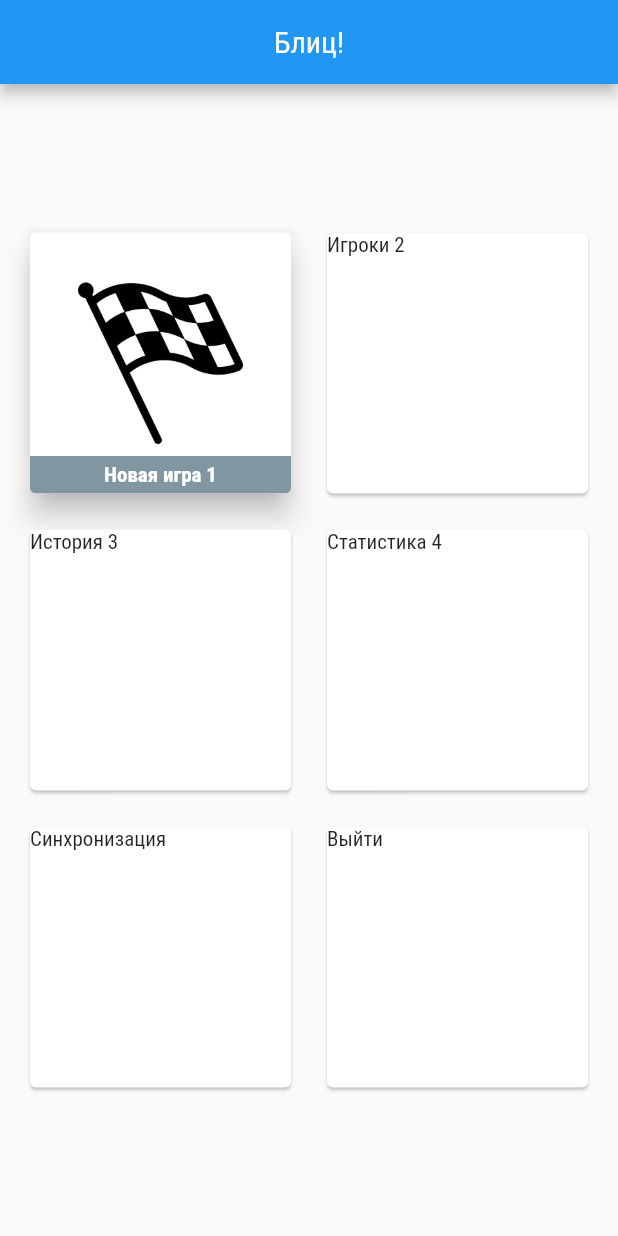
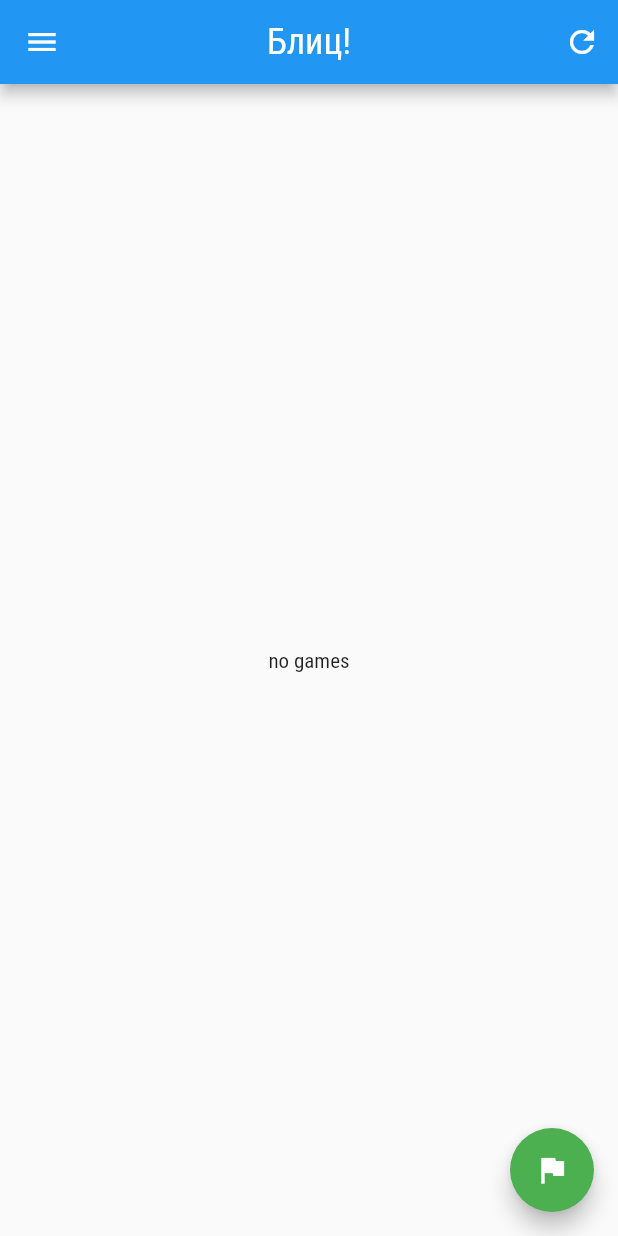
Before and after one commit to dtevgeny/blitz_stat, a Flutter app: the screen it shows after launch, on a phone screen of 412 x 824 dp. Run offline on Flutter 3.47's test engine with Material 2 defaults, Android fonts, the phone set to English and light mode, and no system bars; our stand-ins replace fl_chart, sqflite; accounts and stored records are empty.

Commit message:
new check-in

```diff
--- a/lib/main.dart
+++ b/lib/main.dart
@@ -6,6 +6,8 @@ import 'package:blitz_stat/entity/player_entity.dart';
 import 'package:blitz_stat/page/page_game.dart';
 import 'package:blitz_stat/page/page_player_list.dart';
 import 'package:flutter/material.dart';
+
+import 'page/page_game_list.dart';
 
 Future main() async {
   WidgetsFlutterBinding.ensureInitialized();
@@ -17,135 +19,12 @@ class MyApp extends StatelessWidget {
   @override
   Widget build(BuildContext context) {
     return MaterialApp(
-      title: "BLoC App",
-      // home : MyHomePage(),
+      title: "Блиц!",
       theme: ThemeData(
         primaryColor: Colors.blueGrey,
         fontFamily: 'RobotoCondensed',
       ),
-      // home : PlayerListPage(),
-      home: MyHomePage(),
+      home: GameListPage(),
     );
   }
 }
-
-class MyHomePage extends StatefulWidget {
-  @override
-  _MyHomePageState createState() => _MyHomePageState();
-}
-
-class _MyHomePageState extends State<MyHomePage> {
-  @override
-  Widget build(BuildContext context) {
-    return Scaffold(
-        appBar: AppBar(
-          title: const Text("Блиц!"),
-          centerTitle: true,
-        ),
-        body: Center(
-          child: GridView.count(
-            padding: const EdgeInsets.all(16),
-            mainAxisSpacing: 16,
-            crossAxisSpacing: 16,
-            shrinkWrap: true,
-            crossAxisCount: 2,
-            children: [
-              GestureDetector(
-                onTap: () async {
-                  // todo: remove hardcode route
-                  // Navigator.of(context).push(
-                  //   MaterialPageRoute(builder: (context) => PlayerListPage()),
-                  // );
-                  GameEntity gameEntity =
-                      await BlitzStatDatabase.instance.getGameEntity(1);
-                  Navigator.of(context).push(
-                    MaterialPageRoute(
-                        builder: (context) => GamePage(gameEntity: gameEntity)),
-                  );
-                },
-                child: Card(
-                  key: const Key('new_game'),
-                  elevation: 8,
-                  clipBehavior: Clip.antiAliasWithSaveLayer,
-                  borderOnForeground: true,
-                  child: Stack(
-                    alignment: Alignment.bottomCenter,
-                    children: [
-                      Padding(
-                        padding: const EdgeInsets.all(32),
-                        child: Image.asset("assets/images/game_start.png"),
-                      ),
-                      Container(
-                        height: 25,
-                        width: double.infinity,
-                        // color: Colors.blue.withOpacity(0.8),
-                        color: Theme.of(context).primaryColor.withOpacity(0.8),
-                        child: const Center(
-                          child: Text('Новая игра 1',
-                              overflow: TextOverflow.ellipsis,
-                              style: TextStyle(
-                                  color: Colors.white,
-                                  fontWeight: FontWeight.bold)),
-                        ),
-                      ),
-                    ],
-                  ),
-                ),
-              ),
-              GestureDetector(
-                onTap: () async {
-                  GameEntity gameEntity =
-                      await BlitzStatDatabase.instance.getGameEntity(2);
-                  Navigator.of(context).push(
-                    MaterialPageRoute(
-                        builder: (context) => GamePage(gameEntity: gameEntity)),
-                  );
-                },
-                child: const Card(
-                  child: Text('Игроки 2'),
-                ),
-              ),
-              GestureDetector(
-                onTap: () async {
-                  GameEntity gameEntity =
-                  await BlitzStatDatabase.instance.getGameEntity(3);
-                  Navigator.of(context).push(
-                    MaterialPageRoute(
-                        builder: (context) => GamePage(gameEntity: gameEntity)),
-                  );
-                },
-                child: const Card(
-                  child: Text('История 3'),
-                ),
-              ),
-              GestureDetector(
-                onTap: () async {
-                  GameEntity gameEntity =
-                  await BlitzStatDatabase.instance.getGameEntity(4);
-                  Navigator.of(context).push(
-                    MaterialPageRoute(
-                        builder: (context) => GamePage(gameEntity: gameEntity)),
-                  );
-                },
-                child: const Card(
-                  child: Text('Статистика 4'),
-                ),
-              ),
-              const Card(
-                child: Text('Синхронизация'),
-              ),
-              GestureDetector(
-                onTap: () async {
-                  Navigator.of(context).push(
-                    MaterialPageRoute(builder: (context) => PlayerListPage()),
-                  );
-                },
-                child: Card(
-                  child: Text('Выйти'),
-                ),
-              ),
-            ],
-          ),
-        ));
-  }
-}
--- a/lib/page/page_game.dart
+++ b/lib/page/page_game.dart
@@ -185,7 +185,7 @@ class _GamePageState extends State<GamePage> {
           child: Container(
         alignment: Alignment.center,
         child: Text(
-          '${gameModel.players[i].firstname} ${gameModel.players[i].id}',
+          '${gameModel.players[i].firstname} ${gameModel.players[i].firstname == 'PLAYER' ? gameModel.players[i].id : ''}',
           softWrap: false,
           style: TextStyle(
             fontSize: 24,
@@ -207,7 +207,7 @@ class _GamePageState extends State<GamePage> {
       RoundScoreEntity roundScore = RoundScoreEntity(
           roundId: round.id,
           playerId: player.id,
-          score: Random().nextInt(60) - 20);
+          score: Random().nextInt(30) - 10);
 
       roundScore =
           await BlitzStatDatabase.instance.createRoundScore(roundScore);
--- /dev/null
+++ b/lib/page/page_game_list.dart
@@ -0,0 +1,118 @@
+import 'package:blitz_stat/core/constants.dart';
+import 'package:blitz_stat/db/database.dart';
+import 'package:blitz_stat/entity/game_entity.dart';
+import 'package:blitz_stat/model/game_model.dart';
+import 'package:blitz_stat/page/page_game.dart';
+import 'package:blitz_stat/page/page_player_list.dart';
+import 'package:blitz_stat/page/widget/drawer.dart';
+import 'package:flutter/material.dart';
+
+class GameListPage extends StatefulWidget {
+  GameListPage();
+
+  @override
+  State<GameListPage> createState() => _GameListPageState();
+}
+
+class _GameListPageState extends State<GameListPage> {
+  bool isLoading = false;
+
+  late List<GameModel> listGameModel;
+  late GameModel selected;
+
+  _GameListPageState();
+
+  @override
+  void initState() {
+    super.initState();
+
+    refreshGames();
+  }
+
+  Future refreshGames() async {
+    setState(() => isLoading = true);
+
+    listGameModel = await BlitzStatDatabase.instance.listGame();
+
+    setState(() => isLoading = false);
+  }
+
+  @override
+  Widget build(BuildContext context) {
+    return Scaffold(
+      appBar: AppBar(
+        centerTitle: true,
+        title: const Text(
+          'Блиц!',
+          style: TextStyle(fontSize: 24),
+        ),
+        actions: [
+          IconButton(
+            icon: const Icon(Icons.refresh),
+            onPressed: () async {
+              refreshGames();
+            },
+          ),
+        ],
+      ),
+      drawer: buildDrawer(2),
+      body: Center(
+        // child: isLoading ? const CircularProgressIndicator() : buildGames(),
+        child: isLoading
+            ? const CircularProgressIndicator()
+            : listGameModel.isEmpty
+                ? const Text('no games')
+                : buildGames(),
+      ),
+      floatingActionButton: FloatingActionButton(
+        backgroundColor: Colors.green,
+        child: const Icon(Icons.flag),
+        onPressed: () async {
+          await Navigator.of(context)
+              .push(MaterialPageRoute(builder: (context) => PlayerListPage()));
+
+          // refreshGames();
+        },
+      ),
+    );
+  }
+
+  Widget buildGames() {
+    return ListView.builder(
+        itemCount: listGameModel.length * 2,
+        itemBuilder: (context, index) {
+          return GestureDetector(
+            onTap: () async {
+              // todo: getGame directly without db access
+              GameEntity gameEntity = await BlitzStatDatabase.instance
+                  .getGameEntity(listGameModel[index].game.id!);
+              Navigator.of(context).push(
+                MaterialPageRoute(
+                    builder: (context) => GamePage(gameEntity: gameEntity)),
+              );
+            },
+            child: Container(
+              height: 150,
+              child: Card(
+                margin: const EdgeInsets.all(8),
+                elevation: 8,
+                //
+                child: Row(
+                  children: [
+                    Container(
+                      color: Colors.red,
+                      child: const CircleAvatar(
+                        radius: 60,
+                        backgroundColor: Colors.green,
+                        // backgroundImage: AssetImage("assets/images/avatar.jpg"),
+                      ),
+                    ),
+                    Text('[$index] id: ${listGameModel[index % 4].game.id}'),
+                  ],
+                ),
+              ),
+            ),
+          );
+        });
+  }
+}
--- /dev/null
+++ b/lib/page/widget/drawer.dart
@@ -0,0 +1,33 @@
+import 'package:flutter/material.dart';
+
+Drawer buildDrawer(int? selected) {
+  ListTile _getListTile(
+      String title, IconData iconData, Color iconColor, bool isSelected) {
+    TextStyle _textStyle = TextStyle(
+      fontSize: 20,
+      fontWeight: isSelected ? FontWeight.bold : FontWeight.normal,
+    );
+    return ListTile(
+      trailing: Icon(iconData, color: iconColor),
+      title: Text(title, style: _textStyle),
+      tileColor: isSelected ? Colors.grey.shade300 : Colors.white,
+      onTap: () {},
+    );
+  }
+
+  return Drawer(
+    child: ListView(
+      children: [
+        _getListTile('Новая игра', Icons.flag, Colors.green, selected == 0),
+        _getListTile('Игроки', Icons.group, Colors.blue, selected == 1),
+        const Divider(),
+        _getListTile('История', Icons.history, Colors.blue, selected == 2),
+        _getListTile('Статистика', Icons.bar_chart, Colors.orange, selected == 3),
+        const Divider(),
+        _getListTile('Синхронизация', Icons.sync, Colors.blue, selected == 4),
+        const Divider(),
+        _getListTile('Выйти', Icons.exit_to_app, Colors.red, selected == 4),
+      ],
+    ),
+  );
+}
```
Also changed, not shown: lib/db/database.dart (+64 -0 lines), lib/page/page_player_list.dart (+7 -3 lines).
